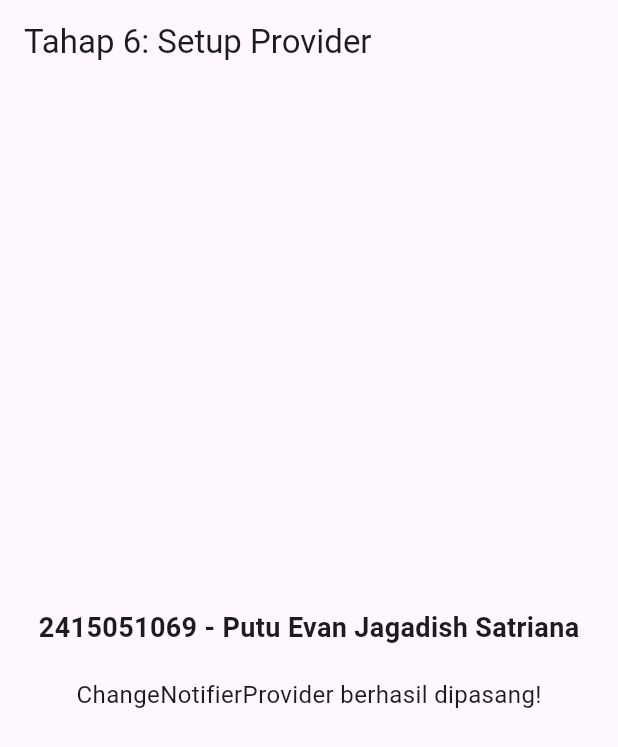
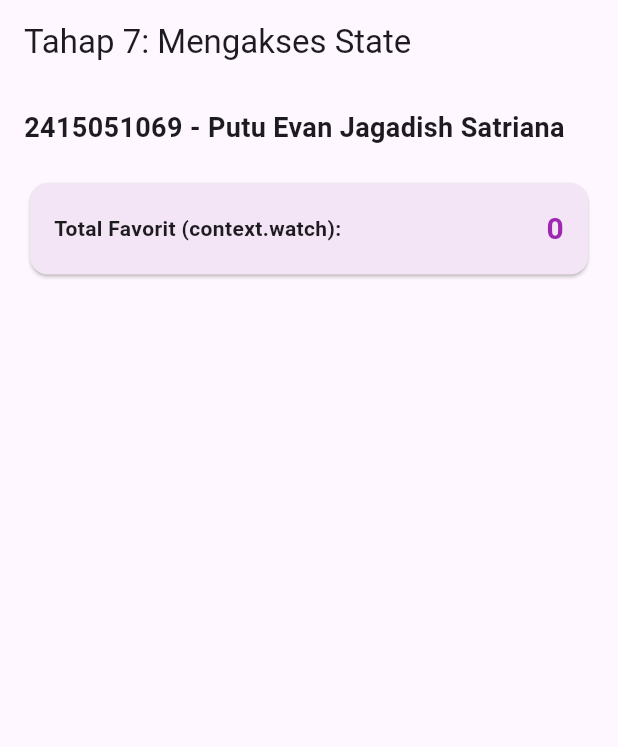
Before and after one commit to pannpanns/Course-Explorer, a Flutter app: the screen it shows after launch, on a phone screen of 412 x 824 dp. Shown: the top 747 px of the screen. Run offline on Flutter 3.47's test engine with Material 3 defaults, Android fonts, the phone set to English and light mode, and no system bars.

Commit message:
Tahap 7 : Gunakan watch read dan Consumer secara tepat

```diff
--- a/lib/main.dart
+++ b/lib/main.dart
@@ -11,31 +11,53 @@ void main() {
       create: (context) => CourseProvider(),
       child: const MaterialApp(
         debugShowCheckedModeBanner: false,
-        home: Tahap6Page(),
+        home: Tahap7Page(),
       ),
     ),
   );
 }
 
-class Tahap6Page extends StatelessWidget {
-  const Tahap6Page({super.key});
+class Tahap7Page extends StatelessWidget {
+  const Tahap7Page({super.key});
 
   @override
   Widget build(BuildContext context) {
+    final favoriteCount = context.watch<CourseProvider>().favorites.length;
+
     return Scaffold(
-      appBar: AppBar(title: const Text('Tahap 6: Setup Provider')),
-      body: Center(
+      appBar: AppBar(title: const Text('Tahap 7: Mengakses State')),
+      body: Padding(
+        padding: const EdgeInsets.all(16.0),
         child: Column(
-          mainAxisAlignment: MainAxisAlignment.center,
+          crossAxisAlignment: CrossAxisAlignment.start,
           children: [
             const Text(
               '$studentId - $studentName',
               style: TextStyle(fontSize: 18, fontWeight: FontWeight.bold),
             ),
             const SizedBox(height: 20),
-            const Text(
-              'ChangeNotifierProvider berhasil dipasang!',
-              style: TextStyle(fontSize: 16),
+            Card(
+              color: Colors.purple.shade50,
+              child: Padding(
+                padding: const EdgeInsets.all(16.0),
+                child: Row(
+                  mainAxisAlignment: MainAxisAlignment.spaceBetween,
+                  children: [
+                    const Text(
+                      'Total Favorit (context.watch):',
+                      style: TextStyle(fontSize: 14, fontWeight: FontWeight.w600),
+                    ),
+                    Text(
+                      '$favoriteCount',
+                      style: const TextStyle(
+                        fontSize: 20,
+                        fontWeight: FontWeight.bold,
+                        color: Colors.purple,
+                      ),
+                    ),
+                  ],
+                ),
+              ),
             ),
           ],
         ),
```
